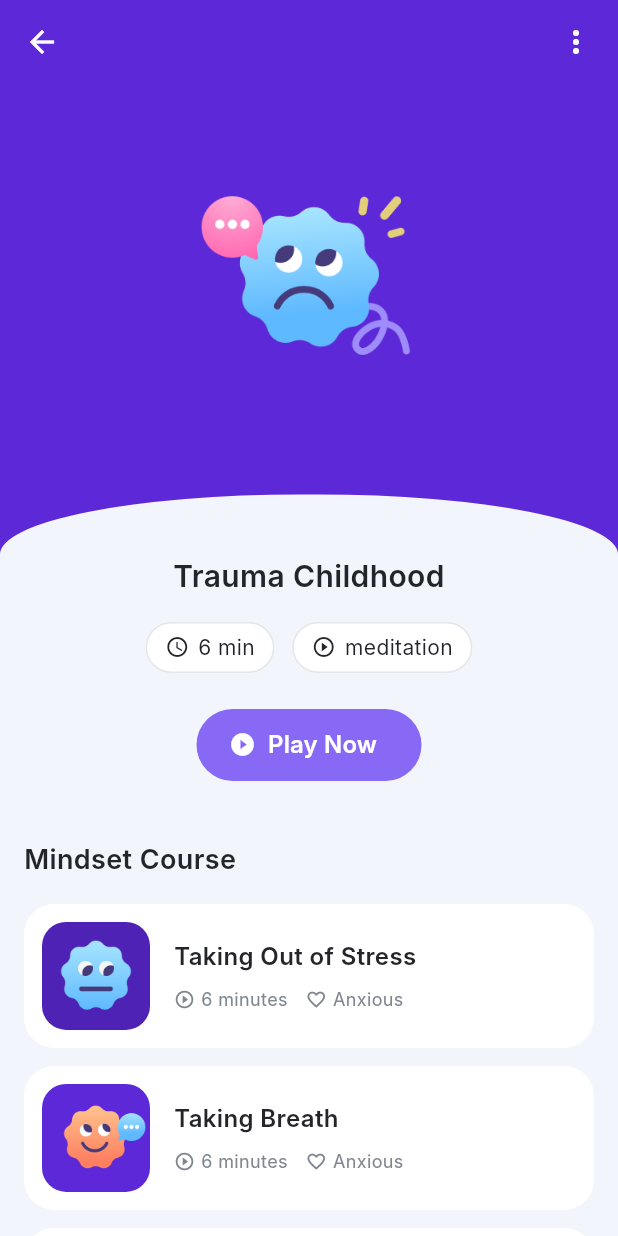
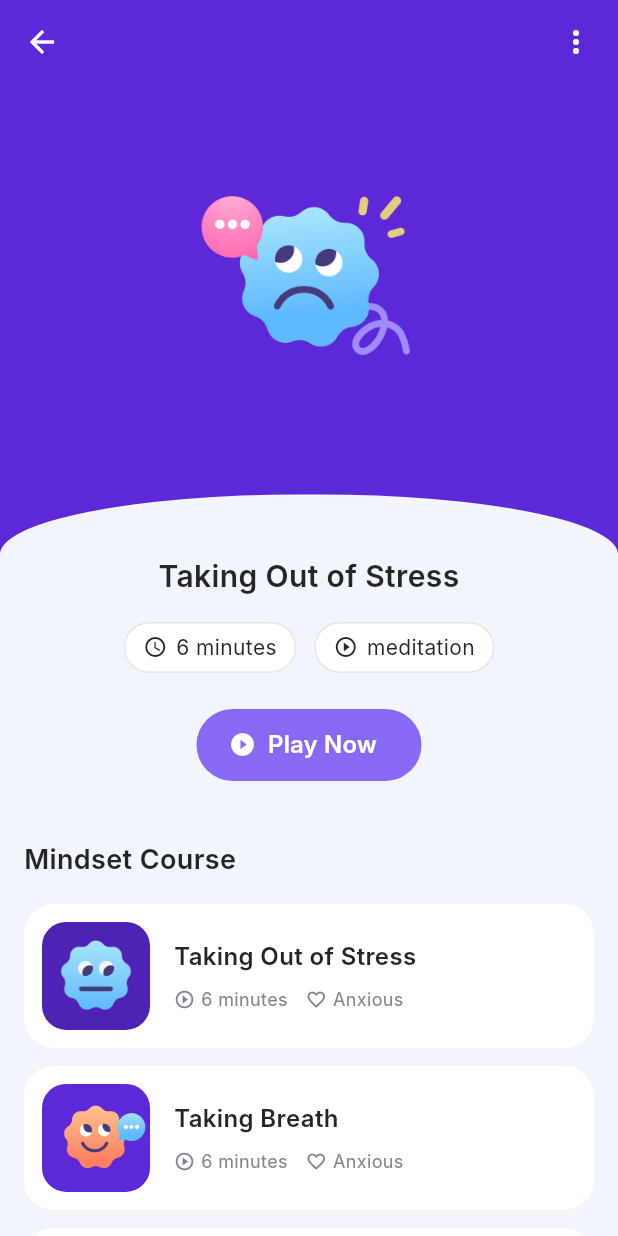
Before and after one commit to syahrul-awaludin/UTS-Mobile-Computing-Tenangin-App, a Flutter app: the LearnView screen opened directly, after a tap on "Taking Out of Stress", on a phone screen of 412 x 824 dp. Run offline on Flutter 3.47's test engine with Material 3 defaults, Android fonts, the phone set to English and light mode, and no system bars; drawn by our look-alikes of overlay_support; our stand-ins replace flutter_local_notifications, flutter_svg, shared_preferences, socket_io_client, youtube_player_iframe; accounts and stored records are empty; Roboto replaces fonts that are missing (Inter).

Commit message:
feat: Connect searchbar and map dynamic YouTube videos to courses

```diff
--- a/lib/models/course_model.dart
+++ b/lib/models/course_model.dart
@@ -4,6 +4,7 @@ class CourseModel {
   final String mood;
   final String imagePath;
   final bool isLocked;
+  final String youtubeVideoId;
 
   const CourseModel({
     required this.title,
@@ -11,5 +12,6 @@ class CourseModel {
     required this.mood,
     required this.imagePath,
     this.isLocked = false,
+    this.youtubeVideoId = 'dQw4w9WgXcQ',
   });
 }
--- a/lib/services/learn_service.dart
+++ b/lib/services/learn_service.dart
@@ -9,6 +9,7 @@ class LearnService {
         mood: 'Anxious',
         imagePath: 'assets/images/taking_out_stress.png',
         isLocked: false,
+        youtubeVideoId: 'syx3a1_LeFo',
       ),
       CourseModel(
         title: 'Taking Breath',
@@ -16,6 +17,7 @@ class LearnService {
         mood: 'Anxious',
         imagePath: 'assets/images/taking_breath.png',
         isLocked: true,
+        youtubeVideoId: 'inpok4MKVLM',
       ),
       CourseModel(
         title: 'Mindfullness',
@@ -23,6 +25,7 @@ class LearnService {
         mood: 'Anxious',
         imagePath: 'assets/images/mindfullnes.png',
         isLocked: true,
+        youtubeVideoId: 'ZToicYcHIOU',
       ),
     ];
   }
@@ -35,6 +38,7 @@ class LearnService {
         mood: 'Anxious',
         imagePath: 'assets/images/taking_breath.png',
         isLocked: true,
+        youtubeVideoId: 'inpok4MKVLM',
       ),
       CourseModel(
         title: 'Mindfullness',
@@ -42,6 +46,7 @@ class LearnService {
         mood: 'Anxious',
         imagePath: 'assets/images/mindfullnes.png',
         isLocked: false,
+        youtubeVideoId: 'ZToicYcHIOU',
       ),
     ];
   }
--- a/lib/views/learn/learn_view.dart
+++ b/lib/views/learn/learn_view.dart
@@ -69,7 +69,7 @@ class _LearnViewState extends State<LearnView> {
                       onTap: () => Navigator.push(
                         context,
                         MaterialPageRoute(
-                            builder: (context) => const LearnDetailView()),
+                            builder: (context) => LearnDetailView(course: course)),
                       ),
                     ),
                   );
--- a/lib/views/learn_detail/learn_detail_view.dart
+++ b/lib/views/learn_detail/learn_detail_view.dart
@@ -7,15 +7,11 @@ import '../../models/course_model.dart';
 import '../video_detail/video_detail_view.dart';
 
 class LearnDetailView extends StatelessWidget {
-  final String title;
-  final String mood;
-  final String duration;
+  final CourseModel course;
 
   const LearnDetailView({
     super.key,
-    this.title = 'Trauma Childhood',
-    this.mood = 'Anxious',
-    this.duration = '6 min',
+    required this.course,
   });
 
   static const List<CourseModel> _courses = [
@@ -114,7 +110,7 @@ class LearnDetailView extends StatelessWidget {
                     top: 40, left: 16, right: 16, bottom: 24),
                 children: [
                   Text(
-                    title,
+                    course.title,
                     textAlign: TextAlign.center,
                     style: const TextStyle(
                       fontSize: 20,
@@ -127,7 +123,7 @@ class LearnDetailView extends StatelessWidget {
                     mainAxisAlignment: MainAxisAlignment.center,
                     children: [
                       TagChip(
-                          icon: Icons.access_time, label: duration),
+                          icon: Icons.access_time, label: course.duration),
                       const SizedBox(width: 12),
                       const TagChip(
                           icon: Icons.play_circle_outline, label: 'meditation'),
@@ -143,7 +139,11 @@ class LearnDetailView extends StatelessWidget {
                       onPressed: () => Navigator.push(
                         context,
                         MaterialPageRoute(
-                            builder: (context) => const VideoDetailView()),
+                            builder: (context) => VideoDetailView(
+                              title: course.title,
+                              videoId: course.youtubeVideoId,
+                            ),
+                        ),
                       ),
                     ),
                   ),
@@ -164,7 +164,11 @@ class LearnDetailView extends StatelessWidget {
                       onTap: () => Navigator.push(
                         context,
                         MaterialPageRoute(
-                            builder: (context) => const VideoDetailView()),
+                            builder: (context) => VideoDetailView(
+                              title: _courses[i].title,
+                              videoId: _courses[i].youtubeVideoId,
+                            ),
+                        ),
                       ),
                     ),
                   )),
--- a/lib/widgets/learn/today_meditation_list.dart
+++ b/lib/widgets/learn/today_meditation_list.dart
@@ -30,7 +30,7 @@ class TodayMeditationList extends StatelessWidget {
                 onTap: () => Navigator.push(
                   context,
                   MaterialPageRoute(
-                      builder: (context) => const LearnDetailView()),
+                      builder: (context) => LearnDetailView(course: todayMeditations[index])),
                 ),
               );
             },
```
